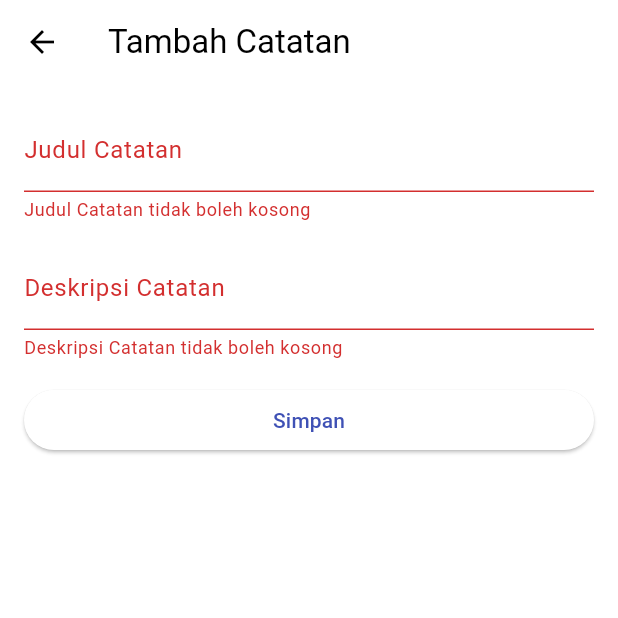
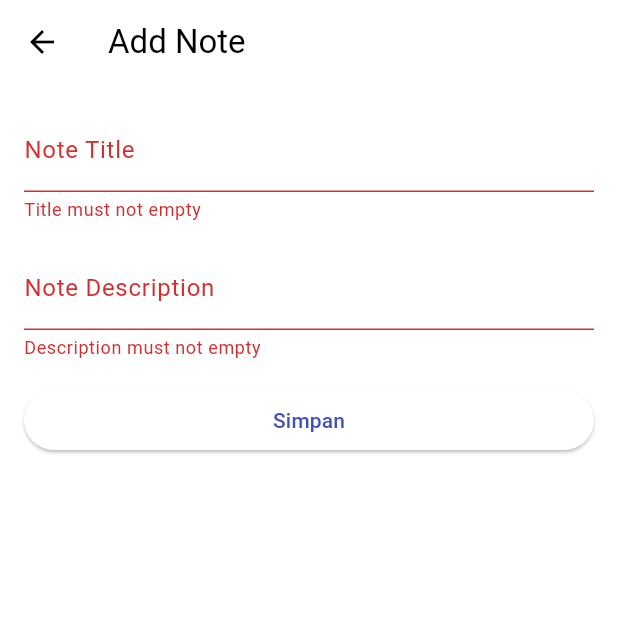
Before and after one commit to raflizocky/note-app, a Flutter app: the AddNotePage screen opened directly, after a tap on "Simpan", on a phone screen of 412 x 824 dp, the top half of it. Run offline on Flutter 3.47's test engine with Material 3 defaults, Android fonts, the phone set to English and light mode, and no system bars.

Commit message:
Update add_note_page.dart

```diff
--- a/lib/add_note_page.dart
+++ b/lib/add_note_page.dart
@@ -34,10 +34,9 @@ class _AddNotePageState extends State<AddNotePage> {
       },
       child: Scaffold(
         appBar: AppBar(
-          title: Text(widget.initialNote != null ? 'Edit Catatan' : 'Tambah Catatan'),
+          title: Text(widget.initialNote != null ? 'Edit Note' : 'Add Note'),
         ),
         body: SingleChildScrollView(
-          child: Padding(
           padding: const EdgeInsets.all(16.0),
           child: Form(
             key: _formKey,
@@ -47,31 +46,21 @@ class _AddNotePageState extends State<AddNotePage> {
                 TextFormField(
                   controller: _noteController,
                   decoration: InputDecoration(
-                      labelText: 'Judul Catatan',
+                    labelText: 'Note Title',
                     errorText: _noteError,
                   ),
-                    validator: (value) {
-                      if (value == null || value.isEmpty) {
-                        return 'Judul Catatan tidak boleh kosong';
-                      }
-                      return null;
-                    },
+                  validator: (value) => _validateField(value, 'Title'),
                 ),
-                  SizedBox(height: 16),
+                const SizedBox(height: 16),
                 TextFormField(
                   controller: _descriptionController,
                   decoration: InputDecoration(
-                      labelText: 'Deskripsi Catatan',
+                    labelText: 'Note Description',
                     errorText: _descriptionError,
                   ),
-                    validator: (value) {
-                      if (value == null || value.isEmpty) {
-                        return 'Deskripsi Catatan tidak boleh kosong';
-                      }
-                      return null;
-                    },
+                  validator: (value) => _validateField(value, 'Description'),
                 ),
-                  SizedBox(height: 16),
+                const SizedBox(height: 16),
                 ElevatedButton(
                   onPressed: () {
                     if (_formKey.currentState!.validate()) {
@@ -85,10 +74,9 @@ class _AddNotePageState extends State<AddNotePage> {
                       );
                     }
                   },
-                    child: Text('Simpan'),
+                  child: const Text('Simpan'),
                 ),
               ],
-              ),
             ),
           ),
         ),
@@ -98,8 +86,15 @@ class _AddNotePageState extends State<AddNotePage> {
 
   void _saveNote() {
     setState(() {
-      _noteError = _noteController.text.isEmpty ? 'Judul Catatan tidak boleh kosong' : null;
-      _descriptionError = _descriptionController.text.isEmpty ? 'Deskripsi Catatan tidak boleh kosong' : null;
+      _noteError = _noteController.text.isEmpty ? 'Fill the title.' : null;
+      _descriptionError = _descriptionController.text.isEmpty ? 'Fill the description.' : null;
     });
   }
+
+  String? _validateField(String? value, String fieldName) {
+    if (value == null || value.isEmpty) {
+      return '$fieldName must not empty';
     }
+    return null;
+  }
+}
```
Lines whose indentation alone changed are shown as unchanged.
